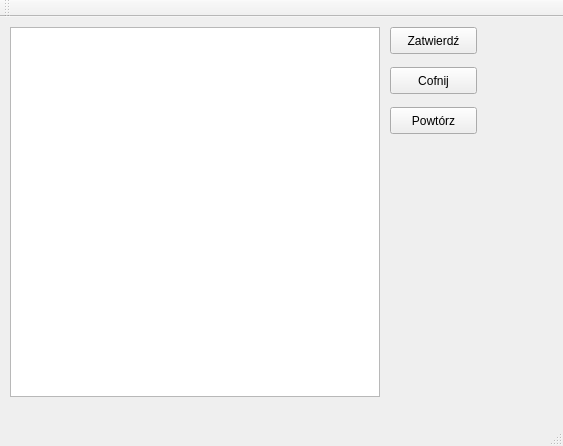
Above: mainwindow.ui from wosiu/Diaballik before the change. Below: the same form after it.
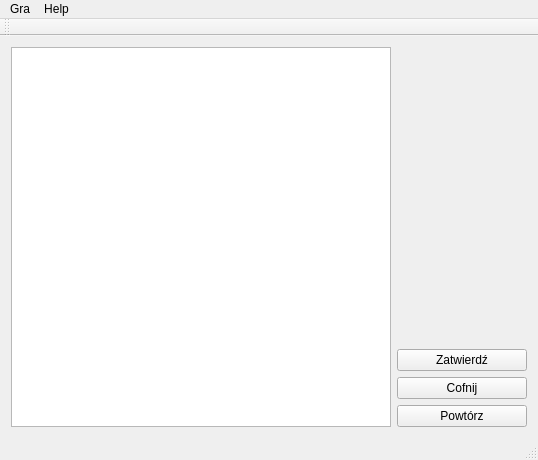
That is the form after the change.

Commit message: GUI c.d.

```diff
--- a/mainwindow.ui
+++ b/mainwindow.ui
@@ -6,33 +6,71 @@
    <rect>
     <x>0</x>
     <y>0</y>
-    <width>563</width>
-    <height>446</height>
+    <width>538</width>
+    <height>458</height>
    </rect>
   </property>
   <property name="windowTitle">
    <string>MainWindow</string>
   </property>
   <widget class="QWidget" name="centralWidget">
+   <layout class="QHBoxLayout" name="horizontalLayout">
+    <item>
    <widget class="QGraphicsView" name="graphicsView">
-    <property name="geometry">
-     <rect>
-      <x>10</x>
-      <y>10</y>
-      <width>370</width>
-      <height>370</height>
-     </rect>
-    </property>
-   </widget>
+      <property name="minimumSize">
+       <size>
+        <width>380</width>
+        <height>380</height>
+       </size>
+      </property>
+     </widget>
+    </item>
+    <item>
+     <layout class="QVBoxLayout" name="verticalLayout">
+      <item>
+       <layout class="QVBoxLayout" name="tablice">
+        <item>
+         <widget class="QLabel" name="graczTablica">
+          <property name="enabled">
+           <bool>true</bool>
+          </property>
+          <property name="minimumSize">
+           <size>
+            <width>130</width>
+            <height>0</height>
+           </size>
+          </property>
+          <property name="text">
+           <string/>
+          </property>
+         </widget>
+        </item>
+        <item>
+         <widget class="QLabel" name="ruchyTablica">
+          <property name="text">
+           <string/>
+          </property>
+         </widget>
+        </item>
+       </layout>
+      </item>
+      <item>
+       <spacer name="verticalSpacer">
+        <property name="orientation">
+         <enum>Qt::Vertical</enum>
+        </property>
+        <property name="sizeHint" stdset="0">
+         <size>
+          <width>20</width>
+          <height>40</height>
+         </size>
+        </property>
+       </spacer>
+      </item>
+      <item>
+       <layout class="QVBoxLayout" name="przyciski">
+        <item>
    <widget class="QPushButton" name="Zatwierdz_pushButton">
-    <property name="geometry">
-     <rect>
-      <x>390</x>
-      <y>10</y>
-      <width>87</width>
-      <height>27</height>
-     </rect>
-    </property>
     <property name="text">
      <string>Zatwierdź</string>
     </property>
@@ -40,15 +78,9 @@
      <string>Space</string>
     </property>
    </widget>
+        </item>
+        <item>
    <widget class="QPushButton" name="Cofnij_pushButton">
-    <property name="geometry">
-     <rect>
-      <x>390</x>
-      <y>50</y>
-      <width>87</width>
-      <height>27</height>
-     </rect>
-    </property>
     <property name="text">
      <string>Cofnij</string>
     </property>
@@ -56,15 +88,9 @@
      <string>Ctrl+Z</string>
     </property>
    </widget>
+        </item>
+        <item>
    <widget class="QPushButton" name="Powtorz_pushButton">
-    <property name="geometry">
-     <rect>
-      <x>390</x>
-      <y>90</y>
-      <width>87</width>
-      <height>27</height>
-     </rect>
-    </property>
     <property name="text">
      <string>Powtórz</string>
     </property>
@@ -72,16 +98,41 @@
      <string>Ctrl+Shift+Z</string>
     </property>
    </widget>
+        </item>
+       </layout>
+      </item>
+     </layout>
+    </item>
+   </layout>
   </widget>
   <widget class="QMenuBar" name="menuBar">
    <property name="geometry">
     <rect>
      <x>0</x>
      <y>0</y>
-     <width>563</width>
+     <width>538</width>
      <height>25</height>
     </rect>
    </property>
+   <widget class="QMenu" name="menuGra">
+    <property name="title">
+     <string>Gra</string>
+    </property>
+    <addaction name="actionNowa_Gra"/>
+    <addaction name="actionEdytuj_plansze"/>
+    <addaction name="actionZapisz_gr"/>
+    <addaction name="separator"/>
+    <addaction name="actionZako_cz"/>
+   </widget>
+   <widget class="QMenu" name="menuHelp">
+    <property name="title">
+     <string>Help</string>
+    </property>
+    <addaction name="actionPomoc"/>
+    <addaction name="actionAutor"/>
+   </widget>
+   <addaction name="menuGra"/>
+   <addaction name="menuHelp"/>
   </widget>
   <widget class="QToolBar" name="mainToolBar">
    <attribute name="toolBarArea">
```
Left out of the diff: 30 changed lines with no effect on the pictures. Lines whose indentation alone changed are shown as unchanged. The commit also changes 2 other files.
